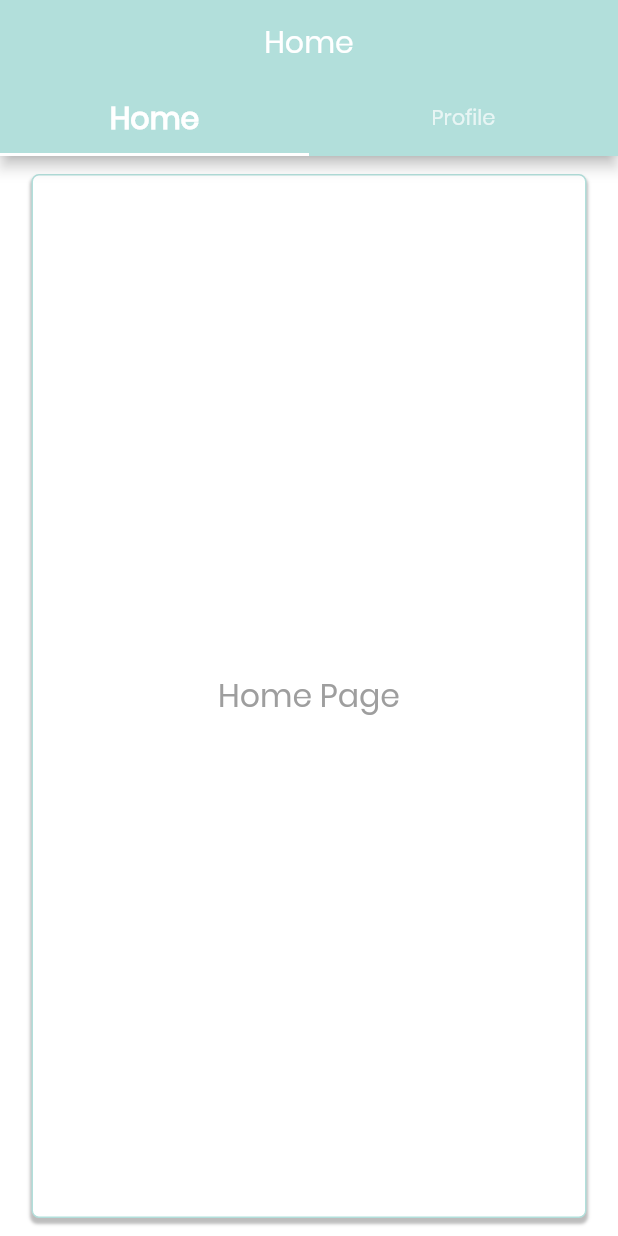
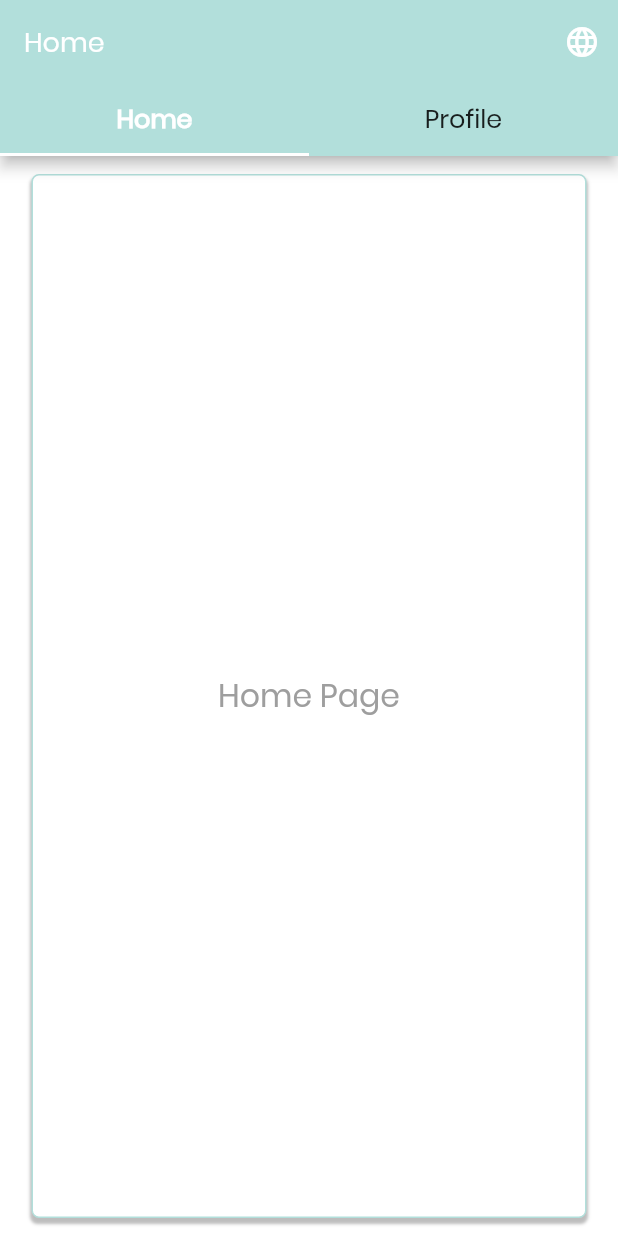
Before and after one commit to grayHatEnigma/kortobaa_task, a Flutter app: the screen it shows after launch, on a phone screen of 412 x 824 dp. Run offline on Flutter 3.47's test engine with Material 2 defaults, Android fonts, the phone set to English and light mode, and no system bars; our stand-ins replace bloc, equatable, flutter_bloc, flutter_i18n, location, rxdart; missing offline and left inert: geocoder.

Commit message:
add localization and create basic models

```diff
--- a/assets/flutter_i18n/ar.json
+++ b/assets/flutter_i18n/ar.json
@@ -0,0 +1,4 @@
+{
+    "Home" : "الرئيسية",
+    "Profile" : "حسابي"
+}
--- a/assets/flutter_i18n/en.json
+++ b/assets/flutter_i18n/en.json
@@ -0,0 +1,5 @@
+{
+    "Home" : "Home",
+    "Profile" : "Profile"
+
+}
--- /dev/null
+++ b/lib/blocs/localization_bloc.dart
@@ -0,0 +1,63 @@
+import 'dart:async';
+import 'package:flutter/material.dart';
+
+import 'package:rxdart/rxdart.dart';
+
+import 'bloc_base.dart';
+
+/// This bloc will be responsible of changing and preserve app localization ( selected language ) state across the entire app.
+class LocalizationBloc extends BlocBase {
+  // *** State ***
+  Locale _locale;
+
+  // *** Controllers ***
+  // stateController
+  final _stateController = PublishSubject<Locale>();
+
+  Stream<Locale> get selectedLocale => _stateController.stream;
+
+  // eventController
+  final _eventsController = PublishSubject<LocalizationEvent>();
+
+  Function(LocalizationEvent) get setLocale => _eventsController.sink.add;
+
+  // *** BLoC Constructor ***
+  static final instance = LocalizationBloc._();
+  LocalizationBloc._() {
+    _eventsController.stream.listen(_mapEventsToState);
+  }
+  factory LocalizationBloc() => instance;
+
+  // *** Map Event To State ***
+  void _mapEventsToState(event) {
+    if (event == LocalizationEvent.Ar) {
+      print('Arabic is selected');
+      _locale = Locale('ar');
+      _stateController.sink.add(_locale);
+    } else if (event == LocalizationEvent.En) {
+      print('English is selected');
+      _locale = Locale('en');
+      _stateController.sink.add(_locale);
+    } else if (event == LocalizationEvent.Ar) {
+      {
+        _locale = Locale('ar');
+        _stateController.sink.add(_locale);
+      }
+    }
+  }
+
+  // *** Helpers ***
+
+  // *** Dispose ***
+  @override
+  void dispose() {
+    _stateController.close();
+    _eventsController.close();
+  }
+}
+
+// *** Events Classes ***
+enum LocalizationEvent {
+  Ar,
+  En,
+}
--- a/lib/ui/app/app.dart
+++ b/lib/ui/app/app.dart
@@ -1,24 +1,60 @@
 import 'package:flutter/material.dart';
 import 'package:provider/provider.dart';
+
+import 'package:flutter_i18n/flutter_i18n_delegate.dart';
+import 'package:flutter_i18n/loaders/decoders/json_decode_strategy.dart';
+import 'package:flutter_i18n/loaders/file_translation_loader.dart';
+import 'package:flutter_localizations/flutter_localizations.dart';
 
 import 'theme.dart';
 import 'routes.dart';
 import '../screens/splash_screen.dart';
 import '../../constants.dart';
 import '../../blocs/title_bloc.dart';
+import '../../blocs/localization_bloc.dart';
 
 class App extends StatelessWidget {
   @override
   Widget build(BuildContext context) {
+    // This also can be used to 'provide' a 'BlocProvider' cause they both
+    // depends on Remi 's package
     return MultiProvider(
       providers: [
         Provider(
-          create: (context) => TitleBloc(),
+          create: (_) => TitleBloc(),
+          dispose: (_, bloc) => bloc.dispose(),
+        ),
+        Provider(
+          create: (_) => LocalizationBloc(),
           dispose: (_, bloc) => bloc.dispose(),
         ),
       ],
-      child: MaterialApp(
+      child: Builder(
+        builder: (context) {
+          final localizationBloc = Provider.of<LocalizationBloc>(context);
+
+          return StreamBuilder<Locale>(
+            stream: localizationBloc.selectedLocale,
+            builder: (context, snapshot) {
+              return MaterialApp(
                 debugShowCheckedModeBanner: false,
+                locale: snapshot.data,
+                localizationsDelegates: [
+                  FlutterI18nDelegate(
+                    translationLoader: FileTranslationLoader(
+                      useCountryCode: false,
+                      fallbackFile: 'en',
+                      decodeStrategies: [JsonDecodeStrategy()],
+                    ),
+                  ),
+                  GlobalMaterialLocalizations.delegate,
+                  GlobalCupertinoLocalizations.delegate,
+                  GlobalWidgetsLocalizations.delegate
+                ],
+                supportedLocales: [
+                  const Locale('en'),
+                  const Locale('ar'),
+                ],
                 builder: (context, navigator) {
                   // Get Actual Device Screen Size
                   double height = MediaQuery.of(context).size.height;
@@ -31,6 +67,10 @@ class App extends StatelessWidget {
                 },
                 routes: routes,
                 initialRoute: SplashScreen.routeName,
+              );
+            },
+          );
+        },
       ),
     );
   }
--- a/lib/ui/app/theme.dart
+++ b/lib/ui/app/theme.dart
@@ -1,4 +1,6 @@
 import 'package:flutter/material.dart';
+
+import '../../constants.dart';
 
 class AppTheme extends StatelessWidget {
   final navigator;
@@ -6,14 +8,19 @@ class AppTheme extends StatelessWidget {
   const AppTheme({Key key, this.navigator}) : super(key: key);
   @override
   Widget build(BuildContext context) {
+    // Font  family based on locale
+    var fontFamily =
+        Localizations.localeOf(context) == Locale('ar') ? 'Cairo' : 'Poppins';
     return Theme(
       data: ThemeData(
         scaffoldBackgroundColor: Colors.white,
         primaryColor: const Color(0xffb2dfdb),
         accentColor: const Color(0xff39796b),
-        fontFamily: Localizations.localeOf(context) == Locale('ar')
-            ? 'Cairo'
-            : 'Poppins',
+        fontFamily: fontFamily,
+        textTheme: TextTheme(
+          headline6:
+              TextStyle(fontFamily: fontFamily, fontSize: sizeUtil.size(16.5)),
+        ),
       ),
       child: navigator,
     );
--- a/lib/ui/screens/home_screen.dart
+++ b/lib/ui/screens/home_screen.dart
@@ -1,10 +1,12 @@
 import 'package:flutter/material.dart';
+import 'package:flutter_i18n/flutter_i18n.dart';
 import 'package:provider/provider.dart';
 
 import 'pages/home_page.dart';
 import 'pages/profile_page.dart';
 import '../../constants.dart';
 import '../../blocs/title_bloc.dart';
+import '../../blocs/localization_bloc.dart';
 
 class HomeScreen extends StatelessWidget {
   static final String routeName = 'home';
@@ -12,32 +14,46 @@ class HomeScreen extends StatelessWidget {
   @override
   Widget build(BuildContext context) {
     final titleBloc = Provider.of<TitleBloc>(context);
+    final localeBloc = Provider.of<LocalizationBloc>(context);
     return DefaultTabController(
       length: 2,
       child: Scaffold(
           appBar: AppBar(
-            title: StreamBuilder<Object>(
+            title: StreamBuilder<String>(
                 stream: titleBloc.title,
                 initialData: kHomeTitle,
                 builder: (context, snapshot) {
                   return Text(
-                    snapshot.data,
-                    style: TextStyle(color: Colors.white),
+                    FlutterI18n.translate(context, snapshot.data),
+                    style: TextStyle(
+                        color: Colors.white, fontSize: sizeUtil.size(17.5)),
                   );
                 }),
-            centerTitle: true,
+            iconTheme: IconThemeData(color: Colors.white),
+            actions: [
+              IconButton(
+                onPressed: () {
+                  Localizations.localeOf(context) == Locale('en')
+                      ? localeBloc.setLocale(LocalizationEvent.Ar)
+                      : localeBloc.setLocale(LocalizationEvent.En);
+                },
+                icon: Icon(Icons.language),
+              ),
+            ],
             bottom: TabBar(
               indicatorColor: Colors.white,
               labelColor: Colors.white,
-              labelStyle: TextStyle(
-                  fontSize: sizeUtil.size(19), fontWeight: FontWeight.bold),
-              unselectedLabelStyle: TextStyle(fontWeight: FontWeight.normal),
+              labelStyle: Theme.of(context)
+                  .textTheme
+                  .headline6
+                  .copyWith(fontWeight: FontWeight.bold),
+              unselectedLabelStyle: Theme.of(context).textTheme.headline6,
               tabs: <Widget>[
                 Tab(
-                  text: kHomeTitle,
+                  text: FlutterI18n.translate(context, kHomeTitle),
                 ),
                 Tab(
-                  text: kProfileTitle,
+                  text: FlutterI18n.translate(context, kProfileTitle),
                 ),
               ],
             ),
@@ -58,78 +74,3 @@ class HomeScreen extends StatelessWidget {
     );
   }
 }
-
-/*
-
-
-import 'package:flutter/material.dart';
-
-import 'package:flutter_i18n/flutter_i18n.dart';
-
-import '../../../resources/data.dart';
-import '../../../../constants.dart';
-import '../../widgets/tabs_views.dart';
-import '../../widgets/top_tabs_bar.dart';
-import '../../widgets/order_card.dart';
-import '../../../models/order.dart';
-
-class OrdersPage extends StatelessWidget {
-  @override
-  Widget build(BuildContext context) {
-    return DefaultTabController(
-        length: 2, // This is the number of tabs in Orders Page
-
-        child: Column(
-          mainAxisAlignment: MainAxisAlignment.start,
-          children: <Widget>[
-            TopTabsBar(
-              tabs: <Widget>[
-                Padding(
-                  padding: const EdgeInsets.all(5.0),
-                  child: Tab(
-                    text: FlutterI18n.translate(context, kCurrentOrders),
-                  ),
-                ),
-                Padding(
-                  padding: const EdgeInsets.all(5.0),
-                  child: Tab(
-                    text: FlutterI18n.translate(context, kPreviousOrders),
-                  ),
-                ),
-              ],
-              titleSize: sizeUtil.size(18),
-              boldTitle: false,
-            ),
-            Expanded(
-              child: TabsViews(
-                views: <Widget>[
-                  OrdersList(
-                    orders: currentOrders,
-                  ),
-                  OrdersList(
-                    orders: previousOrders,
-                  ),
-                ],
-              ),
-            ),
-          ],
-        ));
-  }
-}
-
-class OrdersList extends StatelessWidget {
-  final List<Order> orders;
-
-  const OrdersList({this.orders});
-  @override
-  Widget build(BuildContext context) {
-    return ListView.builder(
-        itemCount: orders.length,
-        itemBuilder: (context, index) {
-          return OrderCard(order: orders[index]);
-        });
-  }
-}
-
-
-*/
--- a/lib/ui/screens/pages/profile_page.dart
+++ b/lib/ui/screens/pages/profile_page.dart
@@ -9,6 +9,7 @@ class ProfilePage extends StatelessWidget {
   Widget build(BuildContext context) {
     // Change app bar title according to the current viewed tab,
     final titleBloc = Provider.of<TitleBloc>(context);
+    // FIXME : there is a strange behaviour here that some time the build is not called ?!
     titleBloc.changeTitle(AppTitle.profile);
     return Center(
       child: Text(
```
Also changed, not shown: lib/models/post.dart (+10 -0 lines), lib/models/user.dart (+9 -0 lines), pubspec.yaml (+8 -1 lines), pubspec.lock. Lines whose indentation alone changed are shown as unchanged.
